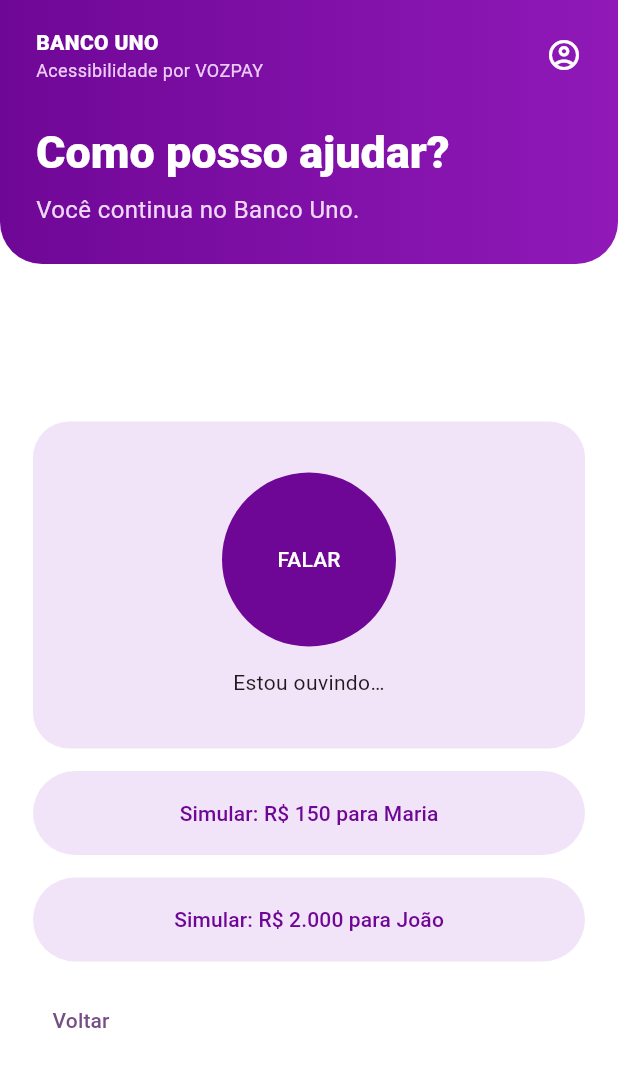
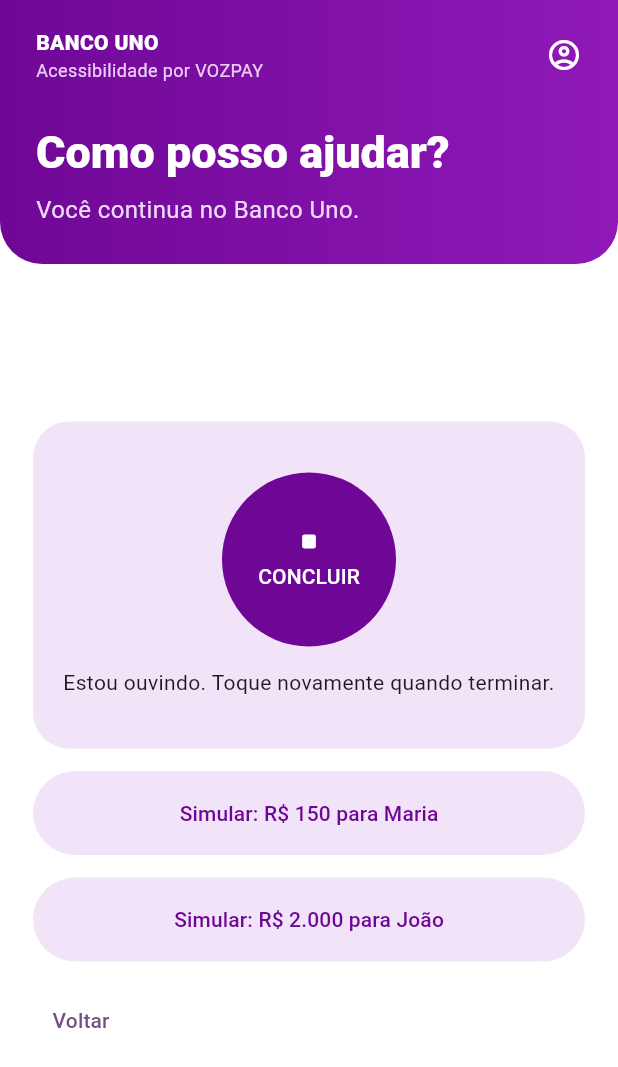
Before and after one commit to VozPay/vozpay, a Flutter app: the screen it shows after launch, after a tap on "Falar com o VozPay", after a tap on "FALAR", on a phone screen of 412 x 824 dp. Shown: the top 1067 px of the screen. Run offline on Flutter 3.47's test engine with Material 3 defaults, Android fonts, the phone set to English and light mode, and no system bars; our stand-ins replace flutter_dotenv, flutter_tts, speech_to_text.

Commit message:
fix(mobile): melhora controle e feedback da escuta

```diff
--- a/mobile/lib/main.dart
+++ b/mobile/lib/main.dart
@@ -66,6 +66,7 @@
     explanation: 'Enviar R\$ 150 para Maria Silva',
   );
   bool _busy = false;
+  bool _isListening = false;
   String _heard = '';
   String _voiceStatus = 'Toque e diga o que precisa';
   Timer? _speechDebounce;
@@ -79,7 +80,7 @@
     setState(() {
       _busy = true;
       _heard = cleanPhrase;
-      _voiceStatus = 'Interpretando com Gemini…';
+      _voiceStatus = 'Entendendo seu pedido…';
     });
     try {
       final result = await _gemini.interpretPayment(cleanPhrase);
@@ -107,10 +108,21 @@
   }
 
   Future<void> _listen() async {
+    if (_isListening || _speech.isListening) {
+      await _submitRecognizedSpeech();
+      return;
+    }
     _speechDebounce?.cancel();
     _speechSubmitted = false;
+    setState(() {
+      _heard = '';
+      _isListening = false;
+      _voiceStatus = 'Preparando o microfone…';
+    });
     final available = await _speech.initialize(
       onStatus: (status) {
+        if (!mounted) return;
+        setState(() => _isListening = status == 'listening');
         if ((status == 'done' || status == 'notListening') &&
             _heard.trim().isNotEmpty) {
           _submitRecognizedSpeech();
@@ -118,7 +130,10 @@
       },
       onError: (error) {
         if (!mounted) return;
-        setState(() => _voiceStatus = 'Não consegui ouvir. Tente novamente.');
+        setState(() {
+          _isListening = false;
+          _voiceStatus = 'Não consegui ouvir. Toque para tentar novamente.';
+        });
       },
     );
     if (!available) {
@@ -129,7 +144,8 @@
     }
     setState(() {
       _heard = '';
-      _voiceStatus = 'Estou ouvindo…';
+      _isListening = true;
+      _voiceStatus = 'Estou ouvindo. Toque novamente quando terminar.';
     });
     await _speech.listen(
       localeId: 'pt_BR',
@@ -145,12 +161,12 @@
         setState(() {
           _heard = words;
           _voiceStatus = result.finalResult
-              ? 'Fala concluída. Enviando para o Gemini…'
-              : 'Quando terminar, aguarde um instante.';
+              ? 'Fala concluída. Entendendo seu pedido…'
+              : 'Toque em CONCLUIR ou faça uma pausa.';
         });
         _speechDebounce?.cancel();
         _speechDebounce = Timer(
-          const Duration(milliseconds: 1200),
+          const Duration(milliseconds: 1800),
           _submitRecognizedSpeech,
         );
         if (result.finalResult) _submitRecognizedSpeech();
@@ -162,6 +178,12 @@
     if (_speechSubmitted || _heard.trim().isEmpty) return;
     _speechSubmitted = true;
     _speechDebounce?.cancel();
+    if (mounted) {
+      setState(() {
+        _isListening = false;
+        _voiceStatus = 'Entendendo seu pedido…';
+      });
+    }
     if (_speech.isListening) await _speech.stop();
     await _interpret(_heard);
   }
@@ -213,7 +235,7 @@
           ]),
           _actionCard(),
           if (!_gemini.isConfigured)
-            const Text('Modo demonstração: configure GEMINI_API_KEY no arquivo .env.', textAlign: TextAlign.center),
+            const Text('Assistente temporariamente indisponível.', textAlign: TextAlign.center),
         ]);
       case FlowStep.voice:
         return _column([
@@ -225,11 +247,18 @@
               FilledButton(
                 onPressed: _busy ? null : _listen,
                 style: FilledButton.styleFrom(shape: const CircleBorder(), fixedSize: const Size(116, 116), backgroundColor: purple),
-                child: Text(_busy ? 'AGUARDE' : 'FALAR'),
+                child: Column(
+                  mainAxisAlignment: MainAxisAlignment.center,
+                  children: [
+                    Icon(_isListening ? Icons.stop_rounded : Icons.mic_rounded),
+                    const SizedBox(height: 4),
+                    Text(_busy ? 'AGUARDE' : _isListening ? 'CONCLUIR' : 'FALAR'),
+                  ],
+                ),
               ),
               const SizedBox(height: 14),
               Text(
-                _heard.isEmpty ? _voiceStatus : '“$_heard”\n$_voiceStatus',
+                _heard.isEmpty ? _voiceStatus : '“$_heard”\n\n$_voiceStatus',
                 textAlign: TextAlign.center,
               ),
             ]),
```
